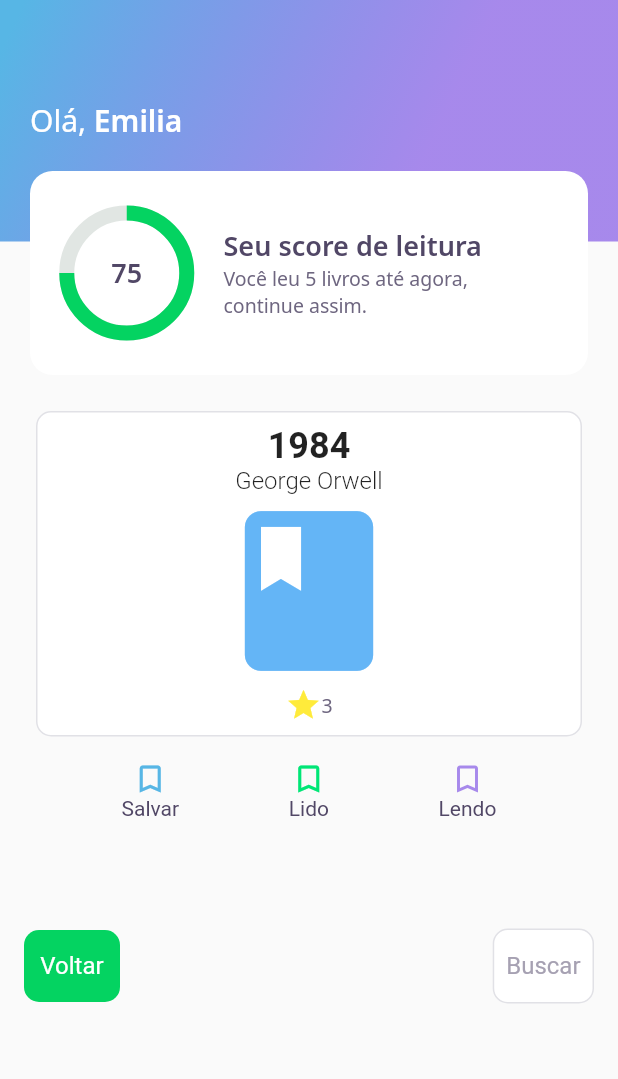
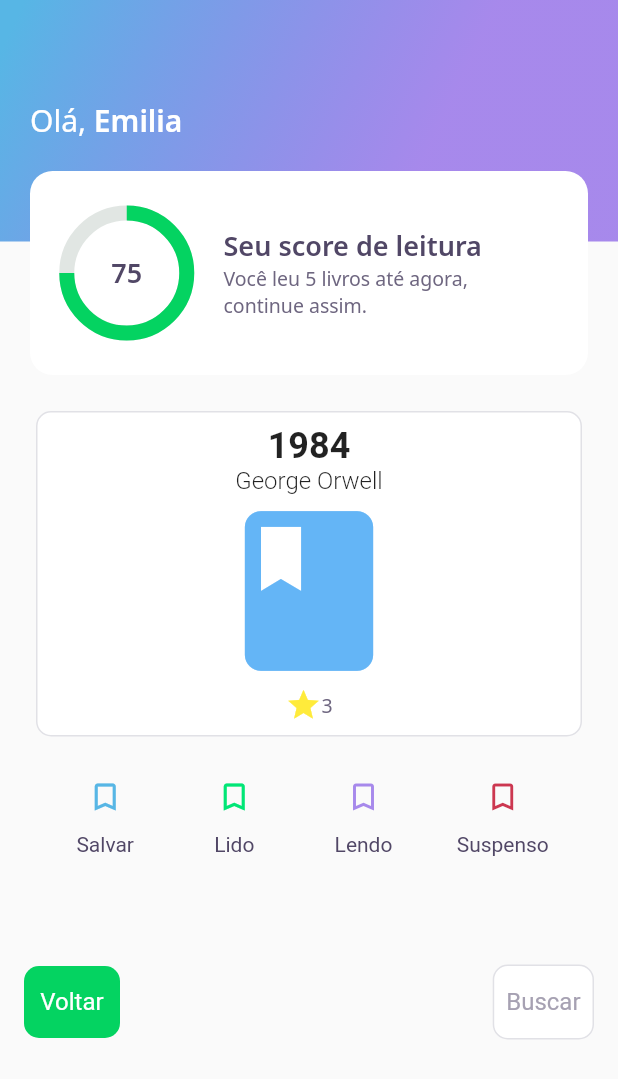
Before and after one commit to 11emilia11/bookshelvesapp, a Flutter app: the screen it shows after launch, after a tap on "1984", on a phone screen of 412 x 824 dp. Shown: the top 1079 px of the screen. Run offline on Flutter 3.47's test engine with Material 2 defaults, Android fonts, the phone set to English and light mode, and no system bars; our stand-ins replace google_fonts; accounts and stored records are empty.

Commit message:
started shelves button functions

```diff
--- a/lib/book/book_detail_page.dart
+++ b/lib/book/book_detail_page.dart
@@ -7,12 +7,18 @@
 import 'package:bookshelvesapp/core/app_colors.dart';
 import 'package:bookshelvesapp/core/app_text_styles.dart';
 
-class BookDetailPage extends StatelessWidget {
-  final UserModel user = UserModel(name: "Emilia", email: "example@gmail.com", password: "123456");
+class BookDetailPage extends StatefulWidget {
   final BookModel book;
+
 
   BookDetailPage({Key? key,required this.book }) : super(key: key);
 
+  @override
+  _BookDetailPageState createState() => _BookDetailPageState();
+}
+
+class _BookDetailPageState extends State<BookDetailPage> {
+  final UserModel user = UserModel(name: "Emilia", email: "example@gmail.com", password: "123456");
 
   @override
   Widget build(BuildContext context) {
@@ -37,8 +43,8 @@
                   Column(
                     mainAxisAlignment: MainAxisAlignment.spaceEvenly,
                     children: [
-                      Text(book.titulo, style: TextStyle(fontSize:24,fontWeight: FontWeight.bold, ) ),
-                      Text(book.autor, style: TextStyle(fontSize:16,fontWeight: FontWeight.w300, )),
+                      Text(widget.book.titulo, style: TextStyle(fontSize:24,fontWeight: FontWeight.bold, ) ),
+                      Text(widget.book.autor, style: TextStyle(fontSize:16,fontWeight: FontWeight.w300, )),
                       Icon(Icons.book_rounded, size: 128,
                        color: Colors.blue[300]),
                       Row(
@@ -58,20 +64,35 @@
                   children: [
                     Column(
                       children: [
-                        Icon(Icons.bookmark_border, color: Color(0xFF57B6E5)),
+                        IconButton(onPressed: (){
+                          this.widget.book.estante = Estante.salvo;
+                        },
+                        icon: Icon(Icons.bookmark_border, color: Color(0xFF57B6E5))),
                         Text('Salvar',style: TextStyle(color: AppColors.black),)
                       ],
                     ),
                     Column(
                       children: [
-                        Icon(Icons.bookmark_border,  color: Colors.greenAccent[400]),
+                        IconButton(onPressed: (){
+                          this.widget.book.estante = Estante.lido;
+                        }, icon: Icon(Icons.bookmark_border, color: Colors.greenAccent[400])),
                         Text('Lido', style: TextStyle(color: AppColors.black),)
                       ],
                     ),
                     Column(
                       children: [
-                        Icon(Icons.bookmark_border, color:Color.fromRGBO(130, 87, 229, 0.695)),
+                        IconButton(onPressed: (){
+                          this.widget.book.estante = Estante.lendo;
+                        }, icon: Icon(Icons.bookmark_border, color: Color.fromRGBO(130, 87, 229, 0.695))),
                         Text('Lendo',style: TextStyle(color: AppColors.black),)
+                      ],
+                    ),
+                    Column(
+                      children: [
+                        IconButton(onPressed: (){
+                          this.widget.book.estante = Estante.suspenso;
+                        }, icon: Icon(Icons.bookmark_border, color: Color(0xFFCC3750))),
+                        Text('Suspenso',style: TextStyle(color: AppColors.black),)
                       ],
                     ),
                     ],),
@@ -124,5 +145,4 @@
           );
 
   }
-
 }
--- a/lib/feed/feed_page.dart
+++ b/lib/feed/feed_page.dart
@@ -7,6 +7,7 @@
 import 'package:bookshelvesapp/recommendation/recommendation_page.dart';
 import 'package:bookshelvesapp/shared/models/book_model.dart';
 import 'package:bookshelvesapp/shared/models/user_model.dart';
+import 'package:bookshelvesapp/shared/widgets/next_button_widget.dart';
 import 'package:flutter/material.dart';
 
 class FeedPage extends StatefulWidget {
@@ -78,9 +79,10 @@
                       ],
                   ),
               ),
-              Row(
+            Row(
             mainAxisAlignment: MainAxisAlignment.spaceBetween,
             children: [
+
 
               Container(
                   height: 50.0,
--- a/lib/shared/models/book_model.dart
+++ b/lib/shared/models/book_model.dart
@@ -27,7 +27,7 @@
   final String titulo;
   final String autor;
   final int rating;
-  final Estante estante;
+  Estante estante;
 
 
   BookModel({
```
Also changed, not shown: lib/shared/widgets/next_button_widget.dart (added, +68 -0 lines).
